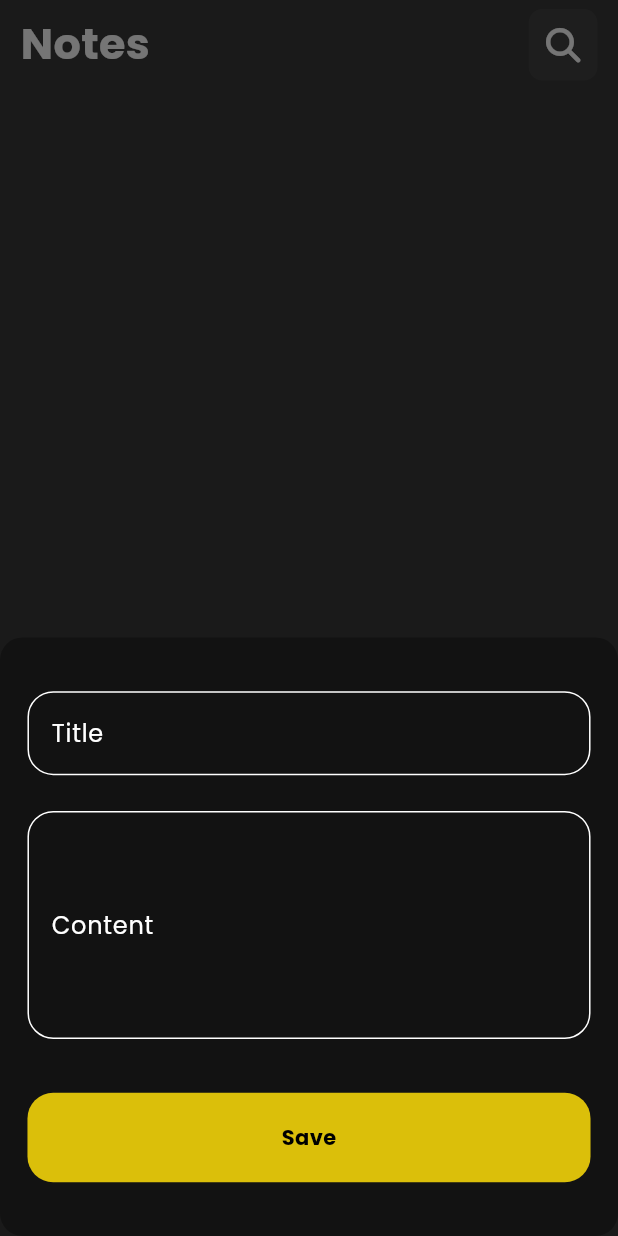
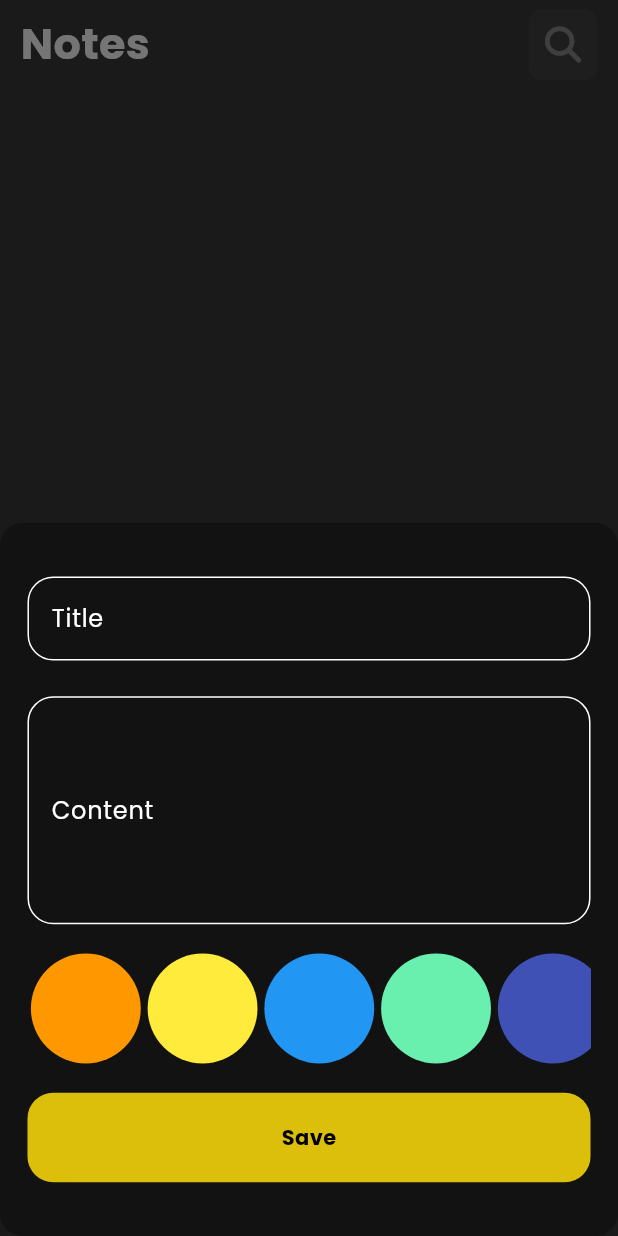
Before and after one commit to AbdullahMustafa321/Notes-App, a Flutter app: the screen it shows after launch, after a tap on the "add" icon, on a phone screen of 412 x 824 dp. Run offline on Flutter 3.47's test engine with Material 3 defaults, Android fonts, the phone set to English and light mode, and no system bars; our stand-ins replace bloc, flutter_bloc, flutter_screenutil, flutter_slidable, font_awesome_flutter, hive and 1 more; accounts and stored records are empty; generated files the repository leaves out were written again.

Commit message:
add color List view to botttom sheet

```diff
--- a/lib/app_root.dart
+++ b/lib/app_root.dart
@@ -29,7 +29,6 @@ class AppRoot extends StatelessWidget {
             debugShowCheckedModeBanner: false,
             routes: {
               NotesScreen.id: (context) => const NotesScreen(),
-              EditNoteScreen.id: (context) => const EditNoteScreen()
             },
             initialRoute: NotesScreen.id,
           ),
--- a/lib/models/note_model.dart
+++ b/lib/models/note_model.dart
@@ -3,9 +3,9 @@ part 'note_model.g.dart';
 @HiveType(typeId: 0)
 class NoteModel extends HiveObject {
   @HiveField(0)
-  final String title;
+   String title;
   @HiveField(1)
-  final String content;
+   String content;
   @HiveField(2)
   final String date;
   @HiveField(3)
--- a/lib/view/widgets/add_note_form_widget.dart
+++ b/lib/view/widgets/add_note_form_widget.dart
@@ -7,6 +7,7 @@ import 'package:intl/intl.dart';
 import 'package:notes_app/cubits/add_note_cubit/add_notes_cubit.dart';
 import 'package:notes_app/cubits/notes_cubit/notes_cubit.dart';
 import 'package:notes_app/models/note_model.dart';
+import 'package:notes_app/view/widgets/color_list_view_widget.dart';
 
 import 'custom_button_widget.dart';
 import 'custom_text_field_widget.dart';
@@ -54,7 +55,11 @@ class _AddNoteFormWidgetState extends State<AddNoteFormWidget> {
             hintText: 'Enter Your Content',
           ),
           SizedBox(
-            height: 30.h,
+            height: 15.h,
+          ),
+          const ColorListView(),
+          SizedBox(
+            height: 15.h,
           ),
           BlocBuilder<AddNotesCubit, AddNotesState>(
             builder: (context, state) {
@@ -67,7 +72,7 @@ class _AddNoteFormWidgetState extends State<AddNoteFormWidget> {
                         title: title!,
                         content: content!,
                         date: DateFormat.yMEd().format(DateTime.now()),
-                        color: Color(Random().nextInt(0xffffffff)).value);
+                        color: Color(Random().nextInt(Colors.blue.value)).value);
                     BlocProvider.of<AddNotesCubit>(context).addNote(noteModel);
                     BlocProvider.of<NotesCubit>(context).fetchAllNotes();
                   } else {
--- /dev/null
+++ b/lib/view/widgets/color_item_widget.dart
@@ -0,0 +1,18 @@
+import 'package:flutter/cupertino.dart';
+import 'package:flutter/material.dart';
+import 'package:flutter_screenutil/flutter_screenutil.dart';
+
+class ColorItemWidget extends StatelessWidget {
+  const ColorItemWidget({super.key, required this.color});
+final Color color;
+  @override
+  Widget build(BuildContext context) {
+    return Padding(
+      padding:  EdgeInsets.symmetric(horizontal: 2.w),
+      child: CircleAvatar(
+        radius: 32.r,
+        backgroundColor: color,
+      ),
+    );
+  }
+}
--- /dev/null
+++ b/lib/view/widgets/color_list_view_widget.dart
@@ -0,0 +1,40 @@
+
+import 'package:flutter/cupertino.dart';
+import 'package:flutter/material.dart';
+import 'package:flutter_screenutil/flutter_screenutil.dart';
+import 'package:notes_app/view/widgets/color_item_widget.dart';
+
+class ColorListView extends StatefulWidget {
+  const ColorListView({super.key});
+
+  @override
+  State<ColorListView> createState() => _ColorListViewState();
+}
+
+class _ColorListViewState extends State<ColorListView> {
+List<Color> colors=[
+  Colors.orange,
+  Colors.yellow,
+  Colors.blue,
+  Colors.greenAccent,
+  Colors.indigo,
+  Colors.pink,
+  Colors.yellowAccent,
+  Colors.redAccent,
+  Colors.green,
+  Colors.limeAccent,
+];
+
+  @override
+  Widget build(BuildContext context) {
+    return SizedBox(
+      height:64.h,
+      child: ListView.builder(
+        scrollDirection: Axis.horizontal,
+        itemCount: colors.length,
+          itemBuilder: (context,index){
+        return  ColorItemWidget(color: colors[index],);
+      }),
+    );
+  }
+}
--- a/lib/view/widgets/custom_app_bar_widget.dart
+++ b/lib/view/widgets/custom_app_bar_widget.dart
@@ -5,10 +5,11 @@ import 'package:notes_app/view/widgets/custom_icon_widget.dart';
 
 class CustomAppBarWidget extends StatelessWidget {
   const CustomAppBarWidget({
-    super.key, required this.title, required this.icon,
+    super.key, required this.title, required this.icon, this.onPressed,
   });
 final String title;
 final IconData icon;
+final void Function()? onPressed;
   @override
   Widget build(BuildContext context) {
     return Row(
@@ -18,7 +19,9 @@ final IconData icon;
           title,
           style: TextStyle(fontWeight: FontWeight.bold, fontSize: 25.sp),
         ),
-         CustomIconWidget(icon: icon,),
+         CustomIconWidget(
+           onPressed: onPressed,
+           icon: icon,),
       ],
     );
   }
--- a/lib/view/widgets/custom_icon_widget.dart
+++ b/lib/view/widgets/custom_icon_widget.dart
@@ -2,8 +2,9 @@ import 'package:flutter/material.dart';
 import 'package:flutter_screenutil/flutter_screenutil.dart';
 
 class CustomIconWidget extends StatelessWidget {
-  const CustomIconWidget({super.key, required this.icon});
+  const CustomIconWidget({super.key, required this.icon, this.onPressed});
 final IconData icon;
+final void Function()? onPressed;
   @override
   Widget build(BuildContext context) {
     return GestureDetector(
@@ -15,9 +16,9 @@ final IconData icon;
           borderRadius: BorderRadius.circular(8.r),
           color: Colors.grey.withOpacity(0.1),
         ),
-        child: Icon(
-          icon,
-          size: 20.sp,
+        child: IconButton(
+          onPressed: onPressed,
+          icon: Icon(icon,size: 24,),
         ),
       ),
     );
--- a/lib/view/widgets/custom_text_field_widget.dart
+++ b/lib/view/widgets/custom_text_field_widget.dart
@@ -6,15 +6,16 @@ import 'package:flutter_screenutil/flutter_screenutil.dart';
 class CustomTextFieldWidget extends StatelessWidget {
   const CustomTextFieldWidget(
       {super.key,
-      required this.label,
+       this.label,
       required this.hintText,
       this.maxLines = 1,
-      this.onSaved});
+      this.onSaved, this.onChanged});
 
-  final String label;
+  final String? label;
   final String hintText;
   final int maxLines;
   final void Function(String?)? onSaved;
+  final void Function(String)? onChanged;
 
   @override
   Widget build(BuildContext context) {
@@ -28,13 +29,14 @@ class CustomTextFieldWidget extends StatelessWidget {
               return null;
             }
           },
+          onChanged: onChanged,
           onSaved: onSaved,
           maxLines: maxLines,
           cursorColor: Colors.white,
           decoration: InputDecoration(
             border: buildBorder(),
             enabledBorder: buildBorder(Colors.white),
-            label: Text(label),
+            labelText: label,
             hintText: hintText,
           ),
         ),
```
Also changed, not shown: lib/view/screens/edit_note_screen.dart (+4 -3 lines), lib/view/widgets/edit_note_screen_body_widget.dart (+38 -12 lines), lib/view/widgets/notes_body_widget.dart (+8 -8 lines).
